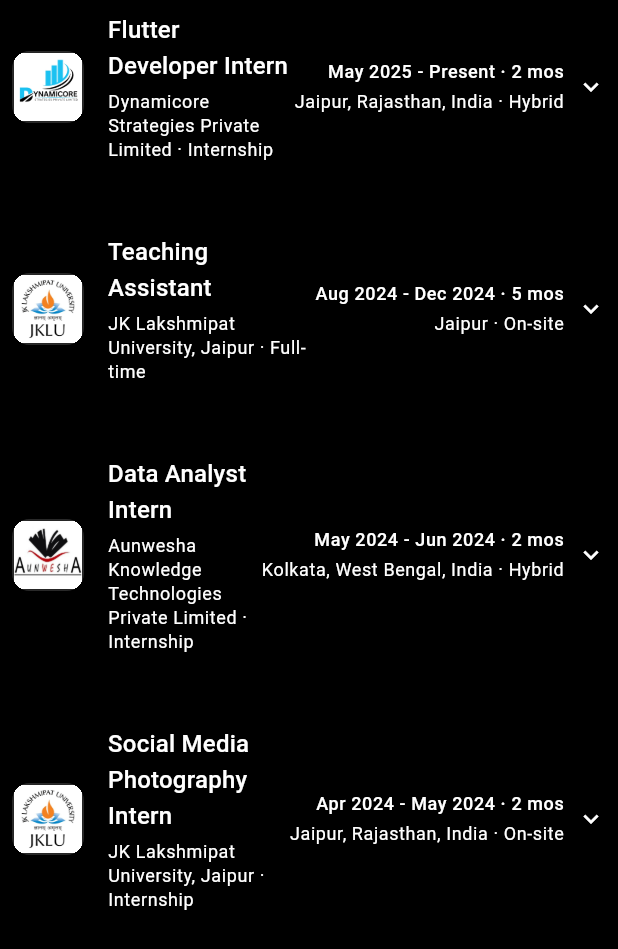
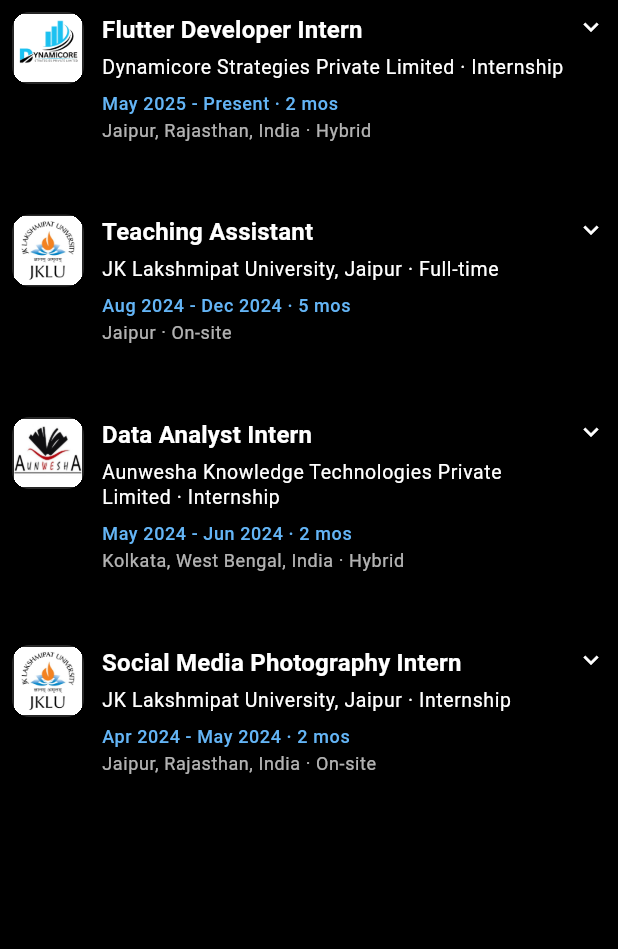
Before and after one commit to nikkhilpareek/folio, a Flutter app: the ExperienceSection widget shown alone on an empty page, opened directly, on a phone screen of 412 x 824 dp. Shown: the top 949 px of the screen. Run offline on Flutter 3.47's test engine with Material 3 defaults, Android fonts, the light colour scheme and no system bars; our stand-ins replace font_awesome_flutter, google_fonts; missing offline and left inert: dart:html; project files that could hold a hidden picture were left out.

Commit message:
improved responsiveness for phone

```diff
--- a/lib/ui/sections/experience_section.dart
+++ b/lib/ui/sections/experience_section.dart
@@ -7,7 +7,6 @@
 
   @override
   Widget build(BuildContext context) {
-    final isMobile = MediaQuery.of(context).size.width < 700;
     final experiences = [
       _ExperienceCard(
         logo: 'assets/images/dynamicore.jpeg',
@@ -144,7 +143,7 @@
     final isMobile = MediaQuery.of(context).size.width < 700;
     final logoSize = isMobile ? 48.0 : 64.0;
     final borderRadius = isMobile ? 12.0 : 16.0;
-    final contentSpacing = isMobile ? 16.0 : 32.0;
+    final contentSpacing = isMobile ? 12.0 : 32.0;
     final bottomPadding = isMobile ? 32.0 : 40.0;
 
     return Padding(
@@ -161,6 +160,7 @@
                       crossAxisAlignment: CrossAxisAlignment.start,
                       children: [
                         Row(
+                          crossAxisAlignment: CrossAxisAlignment.start,
                           children: [
                             Container(
                               width: logoSize,
@@ -185,21 +185,38 @@
                               child: Column(
                                 crossAxisAlignment: CrossAxisAlignment.start,
                                 children: [
-                                  Text(widget.title, style: theme.textTheme.titleMedium),
+                                  Text(
+                                    widget.title,
+                                    style: theme.textTheme.titleMedium?.copyWith(
+                                      fontWeight: FontWeight.w600,
+                                    ),
+                                  ),
                                   SizedBox(height: 4),
-                                  Text('${widget.company} · ${widget.type}', style: theme.textTheme.bodySmall),
+                                  Text(
+                                    '${widget.company} · ${widget.type}',
+                                    style: theme.textTheme.bodySmall?.copyWith(
+                                      fontSize: 13,
+                                    ),
+                                  ),
+                                  SizedBox(height: 8),
+                                  Text(
+                                    widget.date,
+                                    style: theme.textTheme.bodySmall?.copyWith(
+                                      fontWeight: FontWeight.w500,
+                                      color: Colors.blue.shade300,
+                                    ),
+                                  ),
+                                  SizedBox(height: 2),
+                                  Text(
+                                    widget.location,
+                                    style: theme.textTheme.bodySmall?.copyWith(
+                                      fontSize: 12,
+                                      color: theme.textTheme.bodySmall?.color?.withOpacity(0.7),
+                                    ),
+                                  ),
                                 ],
                               ),
                             ),
-                            Column(
-                              crossAxisAlignment: CrossAxisAlignment.end,
-                              children: [
-                                Text(widget.date, style: theme.textTheme.bodySmall?.copyWith(fontWeight: FontWeight.w500)),
-                                SizedBox(height: 4),
-                                Text(widget.location, style: theme.textTheme.bodySmall),
-                              ],
-                            ),
-                            SizedBox(width: 8),
                             AnimatedBuilder(
                               animation: _iconRotation,
                               builder: (context, child) {
```
Also changed, not shown: lib/ui/sections/tech_stack_section.dart (+12 -6 lines), lib/widgets/custom_app_bar.dart (+10 -15 lines).
